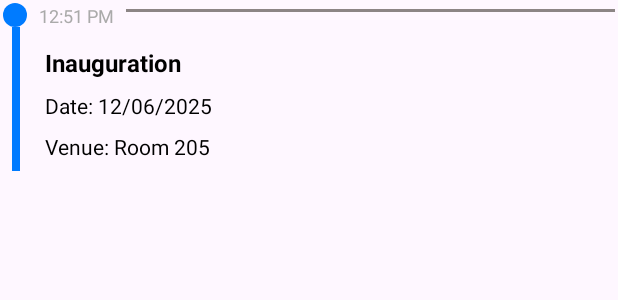
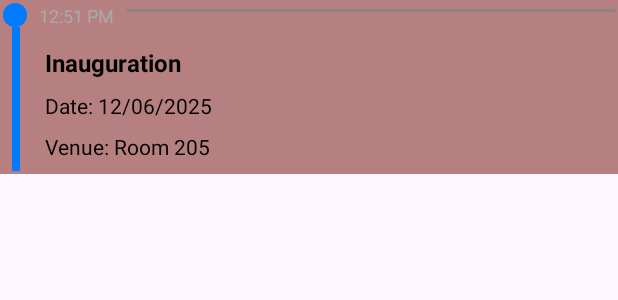
Before and after one commit to Gaurav-banwal/Techfest, an Android app: the layout event_list.xml on its own in the app's theme, with its tools: preview values and no code run, on a phone screen of 412 x 824 dp. Shown: the top 300 px of the screen. Run offline under Robolectric (Android 15) with nearby library versions, the phone set to English and light mode, and no system bars.

Commit message:
done with event(ui remaining)

```diff
--- a/app/src/main/res/layout/event_list.xml
+++ b/app/src/main/res/layout/event_list.xml
@@ -3,10 +3,11 @@
     xmlns:app="http://schemas.android.com/apk/res-auto"
     android:layout_width="match_parent"
     android:layout_height="wrap_content"
+    android:background="#B68080"
     android:padding="2dp">
 
     <View
-        android:id="@+id/dot"
+        android:id="@+id/doti"
         android:layout_width="16dp"
         android:layout_height="16dp"
         android:background="@drawable/dot"
@@ -20,8 +21,8 @@
         android:layout_marginStart="6dp"
         android:background="@color/theme1"
         app:layout_constraintBottom_toBottomOf="parent"
-        app:layout_constraintStart_toStartOf="@id/dot"
-        app:layout_constraintTop_toBottomOf="@id/dot" />
+        app:layout_constraintStart_toStartOf="@id/doti"
+        app:layout_constraintTop_toBottomOf="@id/doti" />
 
     <TextView
         android:id="@+id/time"
@@ -31,8 +32,8 @@
         android:text="12:51 PM"
         android:textColor="@android:color/darker_gray"
         android:textSize="12sp"
-        app:layout_constraintStart_toEndOf="@id/dot"
-        app:layout_constraintTop_toTopOf="@id/dot" />
+        app:layout_constraintStart_toEndOf="@id/doti"
+        app:layout_constraintTop_toTopOf="@id/doti" />
 
     <View
         android:id="@+id/horizontal_line"
@@ -56,7 +57,7 @@
         android:textSize="16sp"
         android:textStyle="bold"
         app:layout_constraintEnd_toEndOf="parent"
-        app:layout_constraintStart_toEndOf="@id/dot"
+        app:layout_constraintStart_toEndOf="@id/doti"
         app:layout_constraintTop_toBottomOf="@id/time" />
 
     <TextView
```
Also changed, not shown: app/src/main/java/com/example/techfest/freatures/edetails.kt (+37 -3 lines), app/src/main/java/com/example/techfest/utility/EDetailAdaptor.kt (added, +79 -0 lines), app/src/main/java/com/example/techfest/utility/EventData.kt (renamed from app/src/main/java/com/example/techfest/utility/eventdata.kt).
